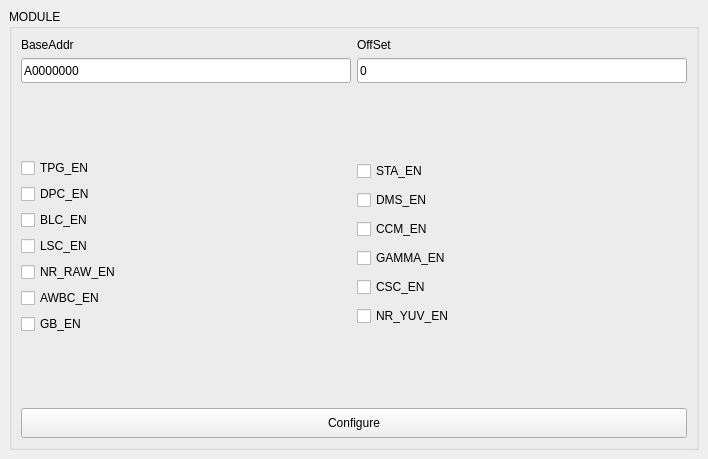
Old version of the form Link_tab/enable_tab.ui in the repository HuJingwen1211/MCISP.
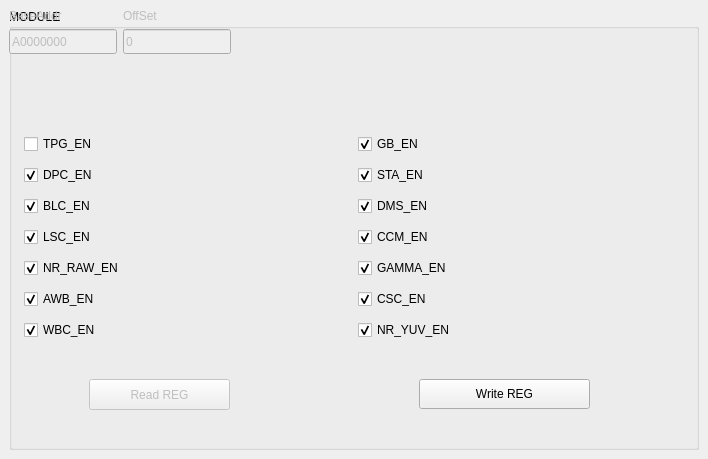
New version of the form.

Commit message: add serial configure to board

Patch:
```diff
--- a/Link_tab/enable_tab.ui
+++ b/Link_tab/enable_tab.ui
@@ -20,13 +20,50 @@
       <property name="title">
        <string>MODULE</string>
       </property>
-      <layout class="QVBoxLayout" name="verticalLayout_6">
-       <item>
+      <widget class="QPushButton" name="cfg_btn">
+       <property name="geometry">
+        <rect>
+         <x>410</x>
+         <y>370</y>
+         <width>171</width>
+         <height>30</height>
+        </rect>
+       </property>
+       <property name="minimumSize">
+        <size>
+         <width>0</width>
+         <height>30</height>
+        </size>
+       </property>
+       <property name="text">
+        <string>Write REG</string>
+       </property>
+      </widget>
+      <widget class="QPushButton" name="pushButton">
+       <property name="enabled">
+        <bool>false</bool>
+       </property>
+       <property name="geometry">
+        <rect>
+         <x>80</x>
+         <y>370</y>
+         <width>141</width>
+         <height>31</height>
+        </rect>
+       </property>
+       <property name="text">
+        <string>Read REG</string>
+       </property>
+      </widget>
+      <widget class="QWidget" name="">
         <layout class="QHBoxLayout" name="horizontalLayout">
          <item>
           <layout class="QVBoxLayout" name="verticalLayout_2">
            <item>
             <widget class="QLabel" name="label">
+            <property name="enabled">
+             <bool>false</bool>
+            </property>
              <property name="text">
               <string>BaseAddr</string>
              </property>
@@ -34,6 +71,9 @@
            </item>
            <item>
             <widget class="QLineEdit" name="baseaddr">
+            <property name="enabled">
+             <bool>false</bool>
+            </property>
              <property name="minimumSize">
               <size>
                <width>0</width>
@@ -43,6 +83,12 @@
              <property name="text">
               <string>A0000000</string>
              </property>
+            <property name="dragEnabled">
+             <bool>false</bool>
+            </property>
+            <property name="readOnly">
+             <bool>false</bool>
+            </property>
             </widget>
            </item>
           </layout>
@@ -51,6 +97,9 @@
           <layout class="QVBoxLayout" name="verticalLayout_3">
            <item>
             <widget class="QLabel" name="label_2">
+            <property name="enabled">
+             <bool>false</bool>
+            </property>
              <property name="text">
               <string>OffSet</string>
              </property>
@@ -58,6 +107,9 @@
            </item>
            <item>
             <widget class="QLineEdit" name="offsetaddr">
+            <property name="enabled">
+             <bool>false</bool>
+            </property>
              <property name="minimumSize">
               <size>
                <width>0</width>
@@ -67,26 +119,27 @@
              <property name="text">
               <string>0</string>
              </property>
+            <property name="dragEnabled">
+             <bool>false</bool>
+            </property>
+            <property name="readOnly">
+             <bool>false</bool>
+            </property>
             </widget>
            </item>
           </layout>
          </item>
         </layout>
-       </item>
-       <item>
-        <spacer name="verticalSpacer">
-         <property name="orientation">
-          <enum>Qt::Orientation::Vertical</enum>
-         </property>
-         <property name="sizeHint" stdset="0">
-          <size>
-           <width>20</width>
-           <height>41</height>
-          </size>
-         </property>
-        </spacer>
-       </item>
-       <item>
+      </widget>
+      <widget class="QWidget" name="">
+       <property name="geometry">
+        <rect>
+         <x>15</x>
+         <y>120</y>
+         <width>661</width>
+         <height>221</height>
+        </rect>
+       </property>
         <layout class="QHBoxLayout" name="horizontalLayout_2">
          <item>
           <layout class="QVBoxLayout" name="verticalLayout_4">
@@ -103,7 +156,7 @@
               <string>DPC_EN</string>
              </property>
              <property name="checked">
-              <bool>false</bool>
+             <bool>true</bool>
              </property>
              <property name="tristate">
               <bool>false</bool>
@@ -116,7 +169,7 @@
               <string>BLC_EN</string>
              </property>
              <property name="checked">
-              <bool>false</bool>
+             <bool>true</bool>
              </property>
             </widget>
            </item>
@@ -126,7 +179,7 @@
               <string>LSC_EN</string>
              </property>
              <property name="checked">
-              <bool>false</bool>
+             <bool>true</bool>
              </property>
             </widget>
            </item>
@@ -136,39 +189,52 @@
               <string>NR_RAW_EN</string>
              </property>
              <property name="checked">
-              <bool>false</bool>
+             <bool>true</bool>
              </property>
             </widget>
            </item>
            <item>
             <widget class="QCheckBox" name="AWBC_check">
              <property name="text">
-              <string>AWBC_EN</string>
+             <string>AWB_EN</string>
              </property>
              <property name="checked">
-              <bool>false</bool>
+             <bool>true</bool>
              </property>
             </widget>
            </item>
+          <item>
+           <widget class="QCheckBox" name="WBC_check">
+            <property name="text">
+             <string>WBC_EN</string>
+            </property>
+            <property name="checked">
+             <bool>true</bool>
+            </property>
+           </widget>
+          </item>
+         </layout>
+        </item>
+        <item>
+         <layout class="QVBoxLayout" name="verticalLayout_5">
            <item>
             <widget class="QCheckBox" name="GB_check">
              <property name="text">
               <string>GB_EN</string>
              </property>
              <property name="checked">
-              <bool>false</bool>
+             <bool>true</bool>
              </property>
             </widget>
            </item>
-          </layout>
-         </item>
-         <item>
-          <layout class="QVBoxLayout" name="verticalLayout_5">
            <item>
             <widget class="QCheckBox" name="STA_check">
              <property name="text">
               <string>STA_EN</string>
              </property>
+            <property name="checked">
+             <bool>true</bool>
+            </property>
             </widget>
            </item>
            <item>
@@ -176,6 +242,9 @@
              <property name="text">
               <string>DMS_EN</string>
              </property>
+            <property name="checked">
+             <bool>true</bool>
+            </property>
             </widget>
            </item>
            <item>
@@ -184,7 +253,7 @@
               <string>CCM_EN</string>
              </property>
              <property name="checked">
-              <bool>false</bool>
+             <bool>true</bool>
              </property>
             </widget>
            </item>
@@ -194,7 +263,7 @@
               <string>GAMMA_EN</string>
              </property>
              <property name="checked">
-              <bool>false</bool>
+             <bool>true</bool>
              </property>
             </widget>
            </item>
@@ -204,7 +273,7 @@
               <string>CSC_EN</string>
              </property>
              <property name="checked">
-              <bool>false</bool>
+             <bool>true</bool>
              </property>
             </widget>
            </item>
@@ -214,41 +283,14 @@
               <string>NR_YUV_EN</string>
              </property>
              <property name="checked">
-              <bool>false</bool>
+             <bool>true</bool>
              </property>
             </widget>
            </item>
           </layout>
          </item>
         </layout>
-       </item>
-       <item>
-        <spacer name="verticalSpacer_2">
-         <property name="orientation">
-          <enum>Qt::Orientation::Vertical</enum>
-         </property>
-         <property name="sizeHint" stdset="0">
-          <size>
-           <width>20</width>
-           <height>41</height>
-          </size>
-         </property>
-        </spacer>
-       </item>
-       <item>
-        <widget class="QPushButton" name="cfg_btn">
-         <property name="minimumSize">
-          <size>
-           <width>0</width>
-           <height>30</height>
-          </size>
-         </property>
-         <property name="text">
-          <string>Configure</string>
-         </property>
-        </widget>
-       </item>
-      </layout>
+      </widget>
      </widget>
     </item>
    </layout>
```
Left out of the diff: 4 changed lines with no effect on the pictures. Lines whose indentation alone changed are shown as unchanged. The commit also changes 37 other files.
